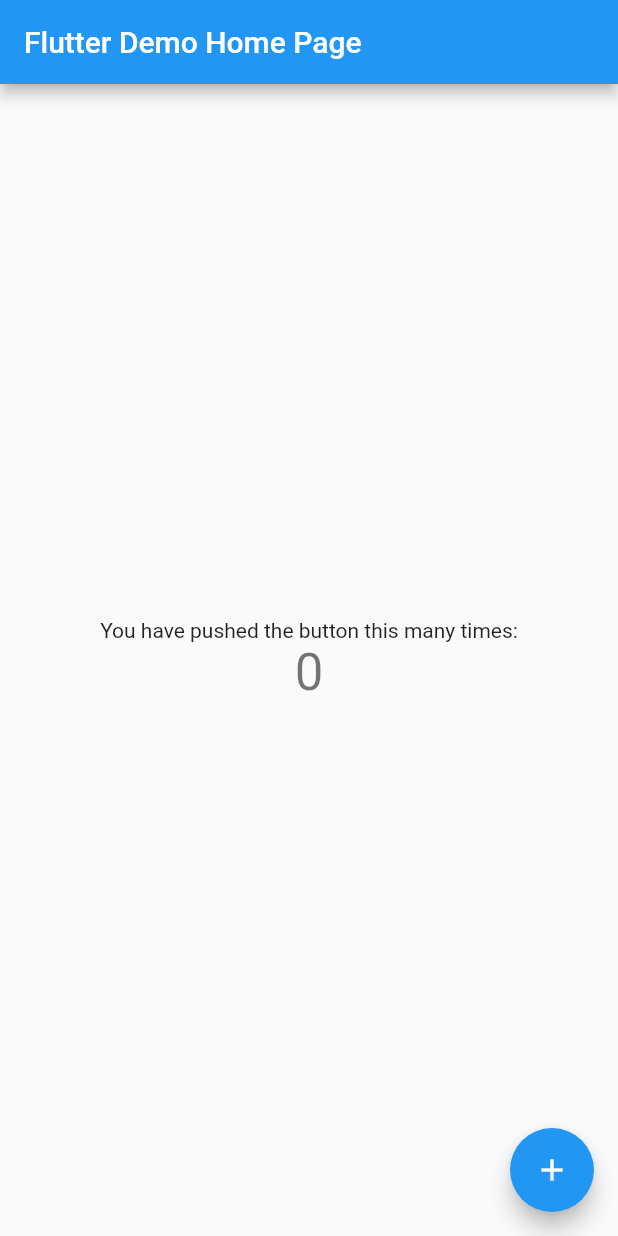
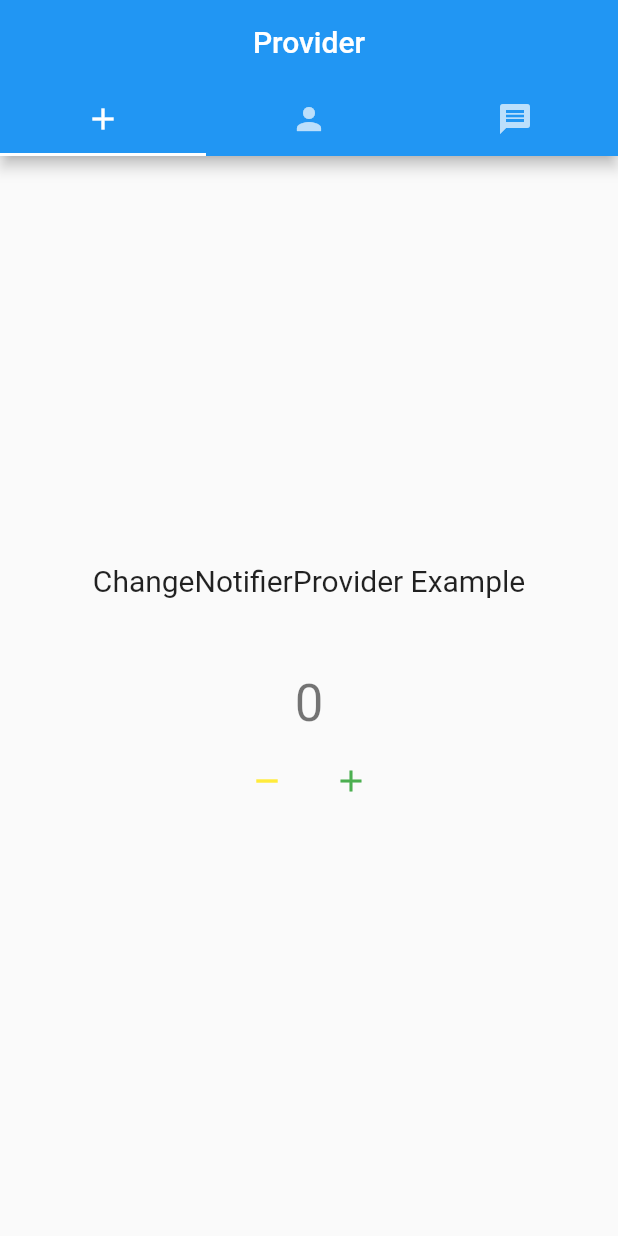
Before and after one commit to Anuar077/flutter_app11, a Flutter app: the screen it shows after launch, on a phone screen of 412 x 824 dp. Run offline on Flutter 3.47's test engine with Material 2 defaults, Android fonts, the phone set to English and light mode, and no system bars.

Commit message:
Add files via upload

```diff
--- a/lib/main.dart
+++ b/lib/main.dart
@@ -1,113 +1,210 @@
 import 'package:flutter/material.dart';
+import 'dart:convert';
+import 'package:flutter/material.dart';
+import 'package:flutter/services.dart';
 
-void main() {
-  runApp(MyApp());
-}
+import  'package:provider/provider.dart';
+
+void main() => runApp(MyApp());
 
 class MyApp extends StatelessWidget {
   // This widget is the root of your application.
   @override
   Widget build(BuildContext context) {
     return MaterialApp(
-      title: 'Flutter Demo',
+      title: 'LAB11',
       theme: ThemeData(
-        // This is the theme of your application.
-        //
-        // Try running your application with "flutter run". You'll see the
-        // application has a blue toolbar. Then, without quitting the app, try
-        // changing the primarySwatch below to Colors.green and then invoke
-        // "hot reload" (press "r" in the console where you ran "flutter run",
-        // or simply save your changes to "hot reload" in a Flutter IDE).
-        // Notice that the counter didn't reset back to zero; the application
-        // is not restarted.
         primarySwatch: Colors.blue,
       ),
-      home: MyHomePage(title: 'Flutter Demo Home Page'),
+      home: MultiProvider(
+        providers: [
+          ChangeNotifierProvider<CountProvider>.value(value: CountProvider()),
+          FutureProvider(create: (_) async => UserProvider().loadUserData()),
+          StreamProvider(create: (_) => EventProvider().intStream(), initialData: 0),
+        ],
+        child: DefaultTabController(
+          length: 3,
+          child: DefaultTabController(
+            length: 3,
+            child: Scaffold(
+              appBar: AppBar(
+                title: Text("Provider"),
+                centerTitle: true,
+                bottom: TabBar(
+                  tabs: <Widget>[
+                    Tab(icon: Icon(Icons.add)),
+                    Tab(icon: Icon(Icons.person)),
+                    Tab(icon: Icon(Icons.message)),
+                  ],
+                ),
+              ),
+              body: TabBarView(
+                children: <Widget>[
+                  MyCountPage(),
+                  MyUserPage(),
+                  MyEventPage(),
+                ],
+              ),
+            ),
+          ),
+        ),
+      ),
     );
   }
 }
 
-class MyHomePage extends StatefulWidget {
-  MyHomePage({Key key, this.title}) : super(key: key);
-
-  // This widget is the home page of your application. It is stateful, meaning
-  // that it has a State object (defined below) that contains fields that affect
-  // how it looks.
-
-  // This class is the configuration for the state. It holds the values (in this
-  // case the title) provided by the parent (in this case the App widget) and
-  // used by the build method of the State. Fields in a Widget subclass are
-  // always marked "final".
-
-  final String title;
-
-  @override
-  _MyHomePageState createState() => _MyHomePageState();
-}
-
-class _MyHomePageState extends State<MyHomePage> {
-  int _counter = 0;
-
-  void _incrementCounter() {
-    setState(() {
-      // This call to setState tells the Flutter framework that something has
-      // changed in this State, which causes it to rerun the build method below
-      // so that the display can reflect the updated values. If we changed
-      // _counter without calling setState(), then the build method would not be
-      // called again, and so nothing would appear to happen.
-      _counter++;
-    });
-  }
-
+class MyCountPage extends StatelessWidget {
   @override
   Widget build(BuildContext context) {
-    // This method is rerun every time setState is called, for instance as done
-    // by the _incrementCounter method above.
-    //
-    // The Flutter framework has been optimized to make rerunning build methods
-    // fast, so that you can just rebuild anything that needs updating rather
-    // than having to individually change instances of widgets.
+    CountProvider _state = Provider.of<CountProvider>(context);
     return Scaffold(
-      appBar: AppBar(
-        // Here we take the value from the MyHomePage object that was created by
-        // the App.build method, and use it to set our appbar title.
-        title: Text(widget.title),
-      ),
       body: Center(
-        // Center is a layout widget. It takes a single child and positions it
-        // in the middle of the parent.
         child: Column(
-          // Column is also a layout widget. It takes a list of children and
-          // arranges them vertically. By default, it sizes itself to fit its
-          // children horizontally, and tries to be as tall as its parent.
-          //
-          // Invoke "debug painting" (press "p" in the console, choose the
-          // "Toggle Debug Paint" action from the Flutter Inspector in Android
-          // Studio, or the "Toggle Debug Paint" command in Visual Studio Code)
-          // to see the wireframe for each widget.
-          //
-          // Column has various properties to control how it sizes itself and
-          // how it positions its children. Here we use mainAxisAlignment to
-          // center the children vertically; the main axis here is the vertical
-          // axis because Columns are vertical (the cross axis would be
-          // horizontal).
           mainAxisAlignment: MainAxisAlignment.center,
           children: <Widget>[
-            Text(
-              'You have pushed the button this many times:',
-            ),
-            Text(
-              '$_counter',
-              style: Theme.of(context).textTheme.headline4,
+            Text('ChangeNotifierProvider Example',
+                style: TextStyle(fontSize: 20)),
+            SizedBox(height: 50),
+            Text('${_state.counterValue}',
+                style: Theme.of(context).textTheme.headline4),
+            ButtonBar(
+              alignment: MainAxisAlignment.center,
+              children: <Widget>[
+                IconButton(
+                  icon: Icon(Icons.remove),
+                  color: Colors.yellow,
+                  onPressed: () => _state._decrementCount(),
+                ),
+                Consumer<CountProvider>(
+                  builder: (context, value, child) {
+                    return IconButton(
+                      icon: Icon(Icons.add),
+                      color: Colors.green,
+                      onPressed: () => value._incrementCount(),
+                    );
+                  },
+                ),
+              ],
             ),
           ],
         ),
       ),
-      floatingActionButton: FloatingActionButton(
-        onPressed: _incrementCounter,
-        tooltip: 'Increment',
-        child: Icon(Icons.add),
-      ), // This trailing comma makes auto-formatting nicer for build methods.
     );
   }
 }
+
+class MyUserPage extends StatelessWidget {
+  @override
+  Widget build(BuildContext context) {
+    return Column(
+      children: <Widget>[
+        Padding(
+          padding: EdgeInsets.all(10.0),
+          child: Text('FutureProvider Example, users loaded from a File',
+              style: TextStyle(fontSize: 17)),
+        ),
+        Consumer<List<User>>(
+          builder: (context, List<User> users, _) {
+            return Expanded(
+              child: users == null
+                  ? Container(child: Center(child: CircularProgressIndicator()))
+                  : ListView.builder(
+                itemCount: users.length,
+                itemBuilder: (context, index) {
+                  return Container(
+                      height: 50,
+                      color: Colors.grey[(index * 200) % 400],
+                      child: Center(
+                          child: Text(
+                              '${users[index].firstName} ${users[index].lastName} | ${users[index].website}')));
+                },
+              ),
+            );
+          },
+        ),
+      ],
+    );
+  }
+}
+
+// Event page (counting)
+class MyEventPage extends StatelessWidget {
+  @override
+  Widget build(BuildContext context) {
+    var _value = Provider.of<int>(context);
+     return Container(
+        child: Center(
+            child: Column(
+              mainAxisAlignment: MainAxisAlignment.center,
+              children: [
+                Text('StreamProvider Example', style: TextStyle(fontSize: 20)),
+                SizedBox(height: 50),
+                Text('${_value.toString()}', style: Theme.of(context).textTheme.headline4)
+              ],
+            )));
+  }
+}
+
+// CountProvider (ChangeNotifier)
+class CountProvider extends ChangeNotifier {
+  int _count = 0;
+  int get counterValue => _count;
+
+  void _incrementCount() {
+    _count++;
+    notifyListeners();
+  }
+
+  void _decrementCount() {
+    _count--;
+    notifyListeners();
+  }
+}
+
+// UserProvider (Future)
+class UserProvider {
+  final String _dataPath = "assets/users.json";
+  List<User> users;
+
+  Future<String> loadAsset() async {
+    return await Future.delayed(Duration(seconds: 2), () async {
+      return await rootBundle.loadString(_dataPath);
+    });
+  }
+
+   Future<List<User>> loadUserData() async {
+    var dataString = await loadAsset();
+    Map<String, dynamic> jsonUserData = jsonDecode(dataString);
+    users = UserList.fromJson(jsonUserData['users']).users;
+    return users;
+   }
+}
+
+// EventProvider (Stream)
+class EventProvider {
+  Stream<int> intStream() {
+    Duration interval = Duration(seconds: 2);
+    return Stream<int>.periodic(interval, (int _count) => _count++);
+  }
+}
+
+// User Model
+class User {
+  final String firstName, lastName, website;
+  const User(this.firstName, this.lastName, this.website);
+
+  User.fromJson(Map<String, dynamic> json)
+      : this.firstName = json['first_name'],
+        this.lastName = json['last_name'],
+        this.website = json['website'];
+
+}
+
+// User List Model
+class UserList {
+  final List<User> users;
+  UserList(this.users);
+
+  UserList.fromJson(List<dynamic> usersJson)
+      : users = usersJson.map((user) => User.fromJson(user)).toList();
+}
```
